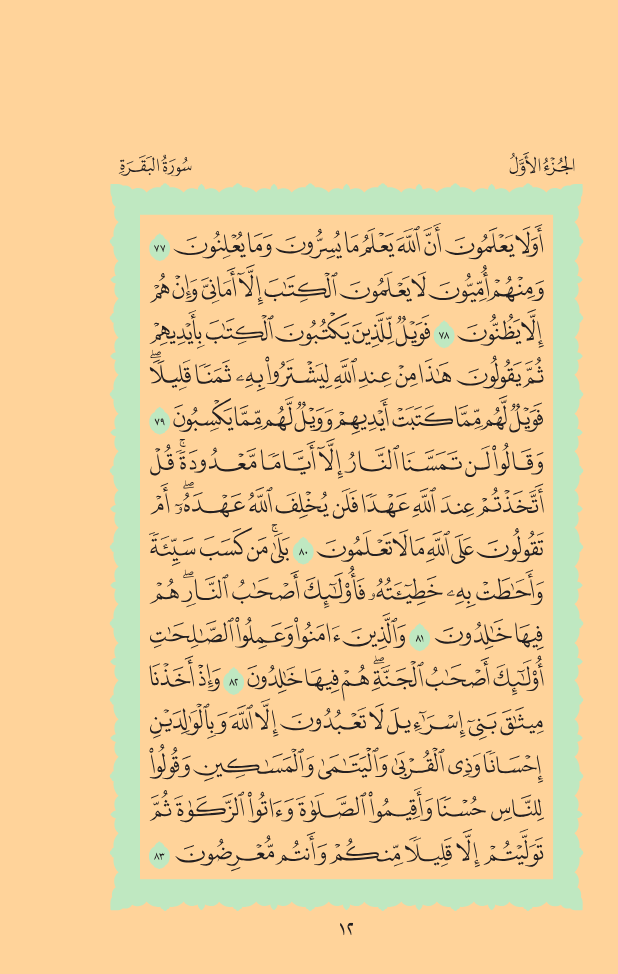
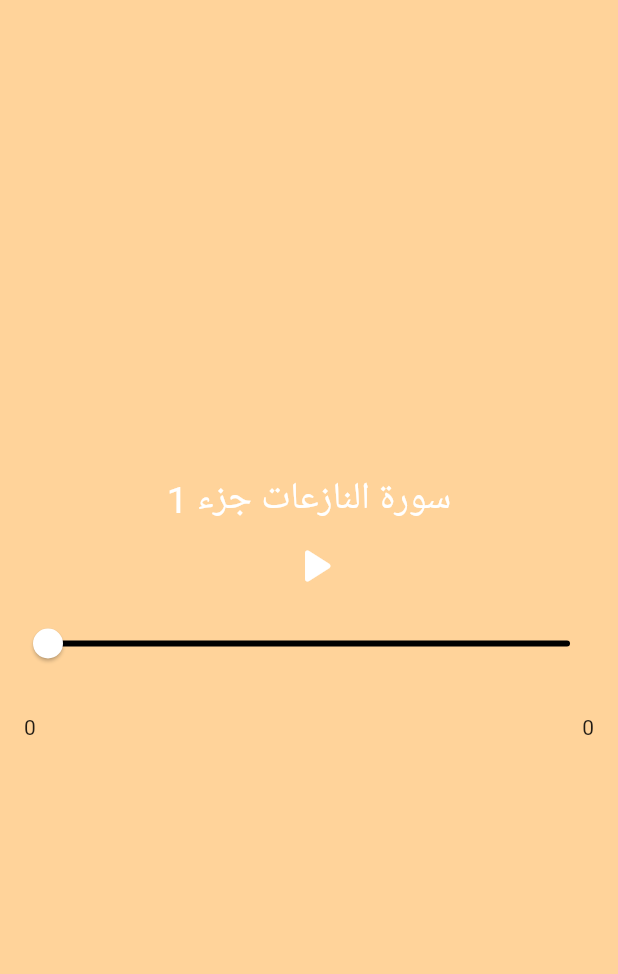
Before and after one commit to aliaaosama23/flutter_audio, a Flutter app: the screen it shows after launch, after a tap on an icon or button, on a phone screen of 412 x 824 dp. Shown: the top 974 px of the screen. Run offline on Flutter 3.47's test engine with Material 2 defaults, Android fonts, the phone set to English and light mode, and no system bars; our stand-ins replace audioplayers.

Commit message:
remove svg image to be added later

```diff
--- a/lib/app_widgets/musical_card.dart
+++ b/lib/app_widgets/musical_card.dart
@@ -1,6 +1,5 @@
 import 'package:audioplayers/audioplayers.dart';
 import 'package:flutter/material.dart';
-import 'package:flutter_svg/svg.dart';
 
 class MusicalCard extends StatefulWidget {
   MusicalCard({Key? key, required this.cardColor, required this.cardNumber})
@@ -64,73 +63,67 @@ class _MusicalCardState extends State<MusicalCard> {
   @override
   Widget build(BuildContext context) {
     return Scaffold(
-        backgroundColor: Color(0xFFFFD39A),
-        body:
-            //Column(
-            //   mainAxisAlignment: MainAxisAlignment.center,
-            //   crossAxisAlignment: CrossAxisAlignment.stretch,
-            //   children: [
-            // Text(
-            //   'سورة النازعات جزء ${widget.cardNumber}',
-            //   style: const TextStyle(
-            //     fontSize: 25,
-            //     color: Colors.white,
-            //   ),
-            // ),
-            // IconButton(
-            //   onPressed: () {
-            //     print('press item ${widget.cardNumber} ');
-            //     print('current state is $playerState');
-            //     setState(() {
-            //       playerState == PlayerState.PLAYING ? pauseSound() : playSound();
-            //     });
-            //   },
-            //   icon: Icon(
-            //     playerState == PlayerState.PLAYING
-            //         ? Icons.pause_rounded
-            //         : Icons.play_arrow_rounded,
-            //     size: 40,
-            //     color: const Color(0xFFFFFFFF),
-            //   ),
-            // ),
-            // Padding(
-            //   padding: const EdgeInsets.all(8.0),
-            //   child: Slider(
-            //     activeColor: Colors.white,
-            //     inactiveColor: Colors.black,
-            //     value: position.inSeconds.toDouble(),
-            //     max: position.inSeconds.toDouble(),
-            //     label: _currentSliderValue.round().toString(),
-            //     onChanged: (double value) {
-            //       setState(() {
-            //         print('slider value is $value');
-            //         value = value;
-            //       });
-            //     },
-            //     // onChangeStart: (double startVal) {
-            //     //   print('slider start val is $startVal');
-            //     // },
-            //     // onChangeEnd: (double endVal) {
-            //     //   print('slider end val is $endVal');
-            //     // },
-            //   ),
-            // ),
-            // Padding(
-            //   padding: const EdgeInsets.all(16.0),
-            //   child: Row(
-            //     mainAxisAlignment: MainAxisAlignment.spaceBetween,
-            //     children: [
-            //       Text(position.inSeconds.toString()),
-            //       Text(duration.inSeconds.toString())
-            //     ],
-            //   ),
-            // ),
-            SvgPicture.asset(
-          'assets/012___Hafs39__DM.svg',
-          semanticsLabel: 'Acme Logo',
-        )
-        //   ],
-        // ),
-        );
+      backgroundColor: Color(0xFFFFD39A),
+      body: Column(
+        mainAxisAlignment: MainAxisAlignment.center,
+        children: [
+          Text(
+            'سورة النازعات جزء ${widget.cardNumber}',
+            style: const TextStyle(
+              fontSize: 25,
+              color: Colors.white,
+            ),
+          ),
+          IconButton(
+            onPressed: () {
+              print('press item ${widget.cardNumber} ');
+              print('current state is $playerState');
+              setState(() {
+                playerState == PlayerState.PLAYING ? pauseSound() : playSound();
+              });
+            },
+            icon: Icon(
+              playerState == PlayerState.PLAYING
+                  ? Icons.pause_rounded
+                  : Icons.play_arrow_rounded,
+              size: 40,
+              color: const Color(0xFFFFFFFF),
+            ),
+          ),
+          Padding(
+            padding: const EdgeInsets.all(8.0),
+            child: Slider(
+              activeColor: Colors.white,
+              inactiveColor: Colors.black,
+              value: position.inSeconds.toDouble(),
+              max: position.inSeconds.toDouble(),
+              label: _currentSliderValue.round().toString(),
+              onChanged: (double value) {
+                setState(() {
+                  print('slider value is $value');
+                  value = value;
+                });
+              },
+              // onChangeStart: (double startVal) {
+              //   print('slider start val is $startVal');
+              // },
+              // onChangeEnd: (double endVal) {
+              //   print('slider end val is $endVal');
+              // },
+            ),
+          ),
+          Padding(
+            padding: const EdgeInsets.all(16.0),
+            child: Row(
+              mainAxisAlignment: MainAxisAlignment.spaceBetween,
+              children: [
+                Text(position.inSeconds.toString()),
+                Text(duration.inSeconds.toString())
+              ],
+            ),
+          ),
+        ],
+      ),
+    );
   }
 }
```
